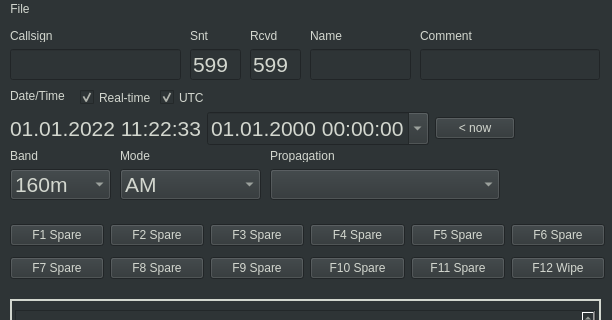
ut8uu/U2.Suite.Python, file Sources/U2.Suite/logger/ui/LoggerMainWindow.ui: the form before one commit; both pictures show x 0 to 612 and y 0 to 320 of the 612 by 591 pixel window.
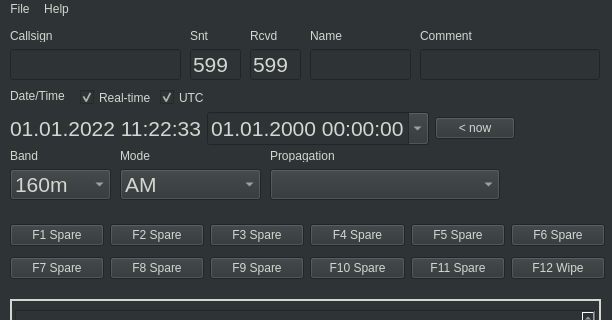
The form after the commit.

```diff
--- a/Sources/U2.Suite/logger/ui/LoggerMainWindow.ui
+++ b/Sources/U2.Suite/logger/ui/LoggerMainWindow.ui
@@ -768,7 +768,14 @@
     <addaction name="separator"/>
     <addaction name="actionExit"/>
    </widget>
+   <widget class="QMenu" name="menuHelp">
+    <property name="title">
+     <string>Help</string>
+    </property>
+    <addaction name="actionAbout"/>
+   </widget>
    <addaction name="menuFile"/>
+   <addaction name="menuHelp"/>
   </widget>
   <widget class="QStatusBar" name="statusbar"/>
   <action name="actionStation_info">
```
Left out of the diff: 20 changed lines with no effect on the pictures.
